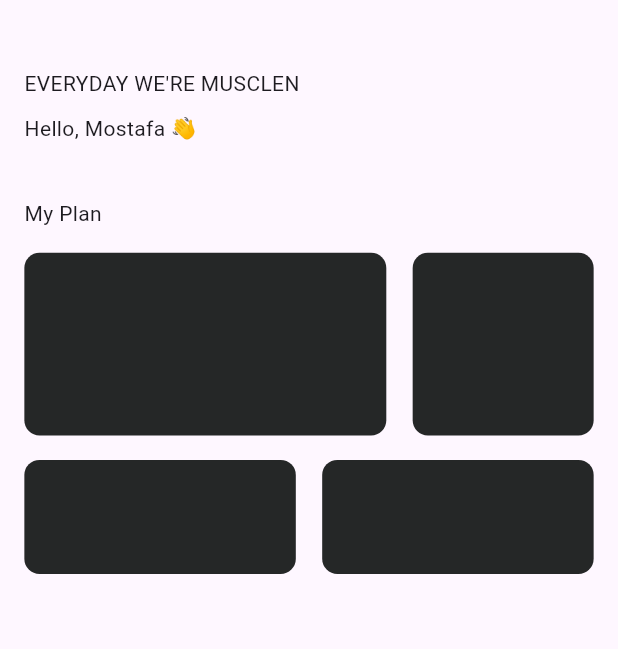
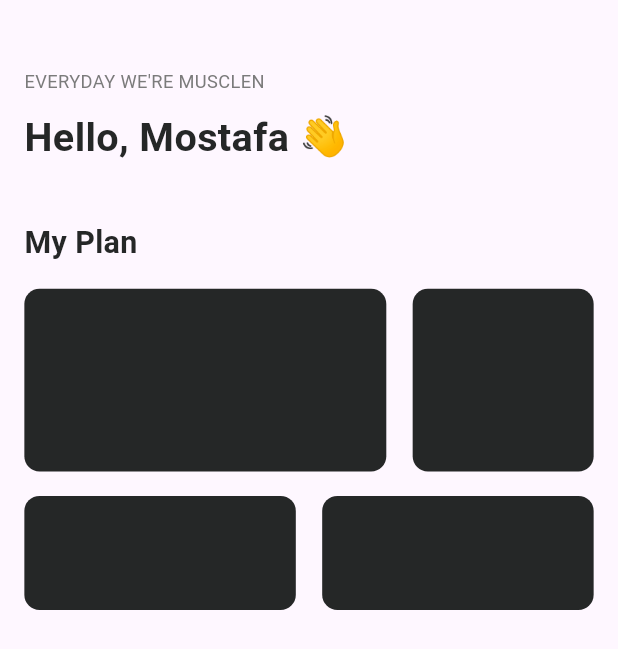
Before and after one commit to mostafaramadanhamed/fit_sphare, a Flutter app: the HomeScreen screen opened by its route, on a phone screen of 412 x 824 dp. Shown: the top 649 px of the screen. Run offline on Flutter 3.47's test engine with Material 3 defaults, Android fonts, the phone set to English and light mode, and no system bars; our stand-ins replace flutter_screenutil.

Commit message:
- added text styles

```diff
--- a/lib/core/theme/colors.dart
+++ b/lib/core/theme/colors.dart
@@ -3,4 +3,5 @@ import 'package:flutter/material.dart';
 class ColorsManager {
   static const Color lightGreenYellow = Color(0xFFCEFF67);
   static const Color lightBlack = Color(0xFF252727);
+  static const Color grey = Color(0xFF7B7B7B);
 }
--- /dev/null
+++ b/lib/core/theme/text_styles.dart
@@ -0,0 +1,22 @@
+import 'package:fit_sphere/core/theme/colors.dart';
+import 'package:flutter/material.dart';
+import 'package:flutter_screenutil/flutter_screenutil.dart';
+
+import '../helper/font_weight_helper.dart';
+
+class TextStyles {
+  static TextStyle font12GreyReguler = TextStyle(
+      fontSize: 12.sp,
+      color: ColorsManager.grey,
+      fontWeight: FontWeightHelper.regular);
+
+  static TextStyle font26LightBlackBold = TextStyle(
+      fontSize: 26.sp,
+      color: ColorsManager.lightBlack,
+      fontWeight: FontWeightHelper.bold);
+
+  static TextStyle font20LightBlackBold = TextStyle(
+      fontSize: 20.sp,
+      color: ColorsManager.lightBlack,
+      fontWeight: FontWeightHelper.bold);
+}
```
